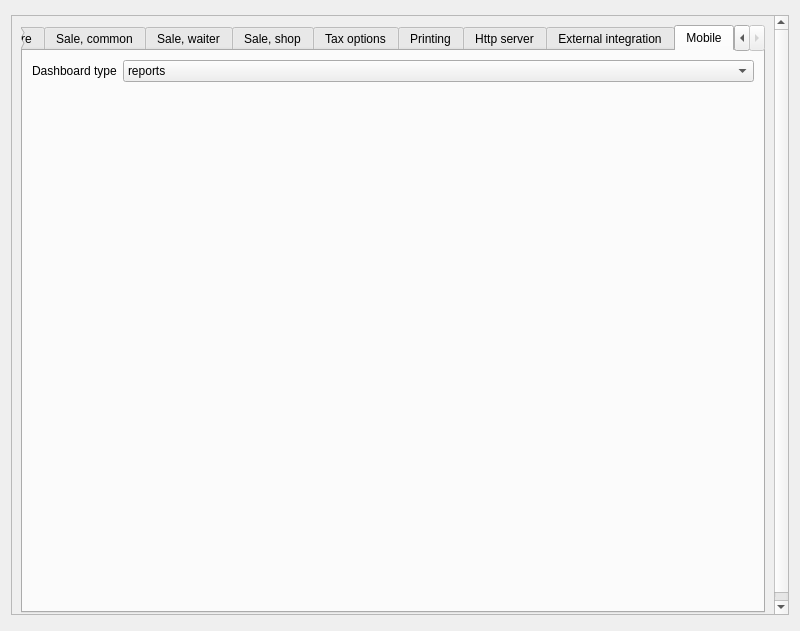
End1-1/Cafe5, file Reports/c5settingswidget.ui: the form before one commit.
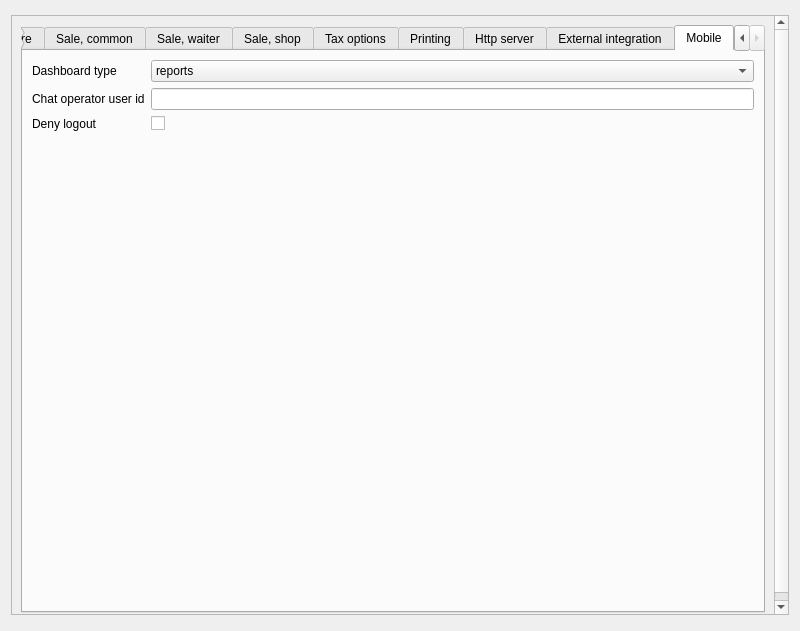
The form after the commit. The open tabs and pages were chosen to show the change. Custom widgets are drawn as their Qt base class.

Diff of the .ui file:
```diff
--- a/Reports/c5settingswidget.ui
+++ b/Reports/c5settingswidget.ui
@@ -2159,6 +2159,48 @@
                <string>hotel</string>
               </property>
              </item>
+             <item>
+              <property name="text">
+               <string>elinarep</string>
+              </property>
+             </item>
+            </widget>
+           </item>
+           <item row="1" column="0">
+            <widget class="QLabel" name="label_115">
+             <property name="text">
+              <string>Chat operator user id</string>
+             </property>
+            </widget>
+           </item>
+           <item row="1" column="1">
+            <widget class="C5LineEdit" name="leChatOperatorUserId"/>
+           </item>
+           <item row="3" column="1">
+            <spacer name="verticalSpacer_10">
+             <property name="orientation">
+              <enum>Qt::Vertical</enum>
+             </property>
+             <property name="sizeHint" stdset="0">
+              <size>
+               <width>20</width>
+               <height>40</height>
+              </size>
+             </property>
+            </spacer>
+           </item>
+           <item row="2" column="1">
+            <widget class="QCheckBox" name="chDenyLogout">
+             <property name="text">
+              <string/>
+             </property>
+            </widget>
+           </item>
+           <item row="2" column="0">
+            <widget class="QLabel" name="label_116">
+             <property name="text">
+              <string>Deny logout</string>
+             </property>
             </widget>
            </item>
           </layout>
```
